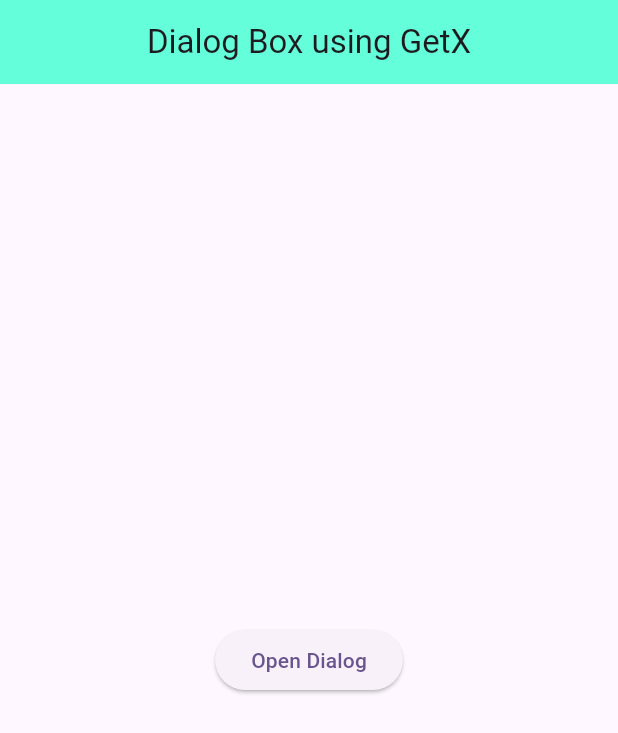
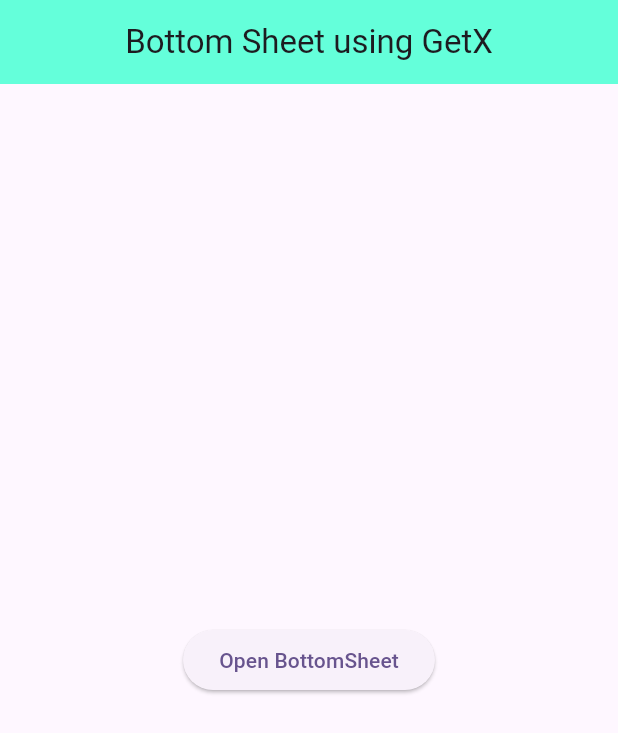
Before and after one commit to ankitbarai/GetX-Widget-Flutter, a Flutter app: the screen it shows after launch, on a phone screen of 412 x 824 dp. Shown: the top 733 px of the screen. Run offline on Flutter 3.47's test engine with Material 3 defaults, Android fonts, the light colour scheme and no system bars; our stand-ins replace get.

Commit message:
bottomsheet completed

```diff
--- /dev/null
+++ b/lib/getx_bottomsheet.dart
@@ -0,0 +1,55 @@
+import 'package:flutter/material.dart';
+import 'package:get/get.dart';
+
+class BottomSheetScreen extends StatefulWidget {
+  const BottomSheetScreen({super.key});
+
+  @override
+  State<BottomSheetScreen> createState() => _BottomSheetScreenState();
+}
+
+class _BottomSheetScreenState extends State<BottomSheetScreen> {
+  @override
+  Widget build(BuildContext context) {
+    return Scaffold(
+      appBar: AppBar(
+        title: Text("Bottom Sheet using GetX"),
+        centerTitle: true,
+        backgroundColor: Colors.tealAccent,
+      ),
+      body: Center(
+        child: ElevatedButton(
+          onPressed: () {
+            Get.bottomSheet(
+                Container(
+                  color: Colors.lightGreen,
+                  decoration: BoxDecoration(
+                    borderRadius: BorderRadius.circular(30),
+                  ),
+                  // child: Wrap(
+                  //   children: [
+                  //     ListTile(
+                  //       leading: Icon(Icons.music_note),
+                  //       title: Text("Music"),
+                  //       onTap: () {},
+                  //     ),
+                  //     ListTile(
+                  //       leading: Icon(Icons.videocam),
+                  //       title: Text("Video"),
+                  //       onTap: () {},
+                  //     ),
+                  //     ListTile(
+                  //       leading: Icon(Icons.photo),
+                  //       title: Text("Gallery"),
+                  //       onTap: () {},
+                  //     ),
+                  //   ],
+                  // ),
+                )
+              );
+            },
+          child: Text("Open BottomSheet"),),
+      ),
+    );
+  }
+}
--- a/lib/main.dart
+++ b/lib/main.dart
@@ -2,6 +2,7 @@
 import 'package:get/get.dart';
 import 'package:getx_widget_flutter/home_screen.dart';
 
+import 'getx_bottomsheet.dart';
 import 'getx_dialog_box.dart';
 
 void main() {
@@ -21,6 +22,7 @@
         colorScheme: ColorScheme.fromSeed(seedColor: Colors.deepPurple),
       ),
       // home: HomeScreen(),
+      // home: DialogBoxScreen(),
       home: BottomSheetScreen(),
     );
   }
```
Also changed, not shown: lib/getx_dialog_box.dart (+4 -4 lines), 1 other file.
